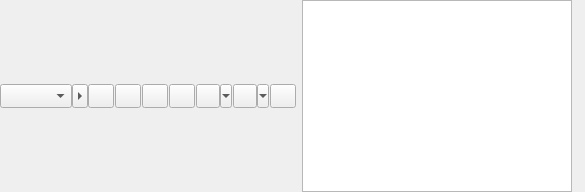
The window that src/qtui/inputwidget.ui (digitalcircuit/quassel) describes before a commit, drawn with Qt 5.
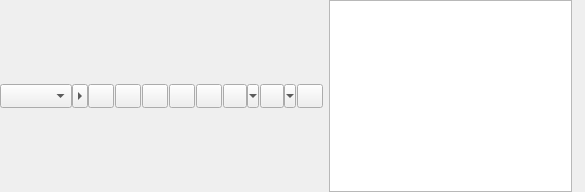
The same window after the commit. Icons and pictures are not drawn. Custom widgets are drawn as their Qt base class.

Commit message:
WIP Monospace support, need help UiStyle!
This almost works, but UiStyle::FormatType is all out of space.

How to fix?

TODO: Add icons, too

Diff of the .ui file:
```diff
--- a/src/qtui/inputwidget.ui
+++ b/src/qtui/inputwidget.ui
@@ -317,6 +317,49 @@
            </property>
           </widget>
          </item>
+         <item>
+          <widget class="QToolButton" name="monospaceButton">
+           <property name="enabled">
+            <bool>true</bool>
+           </property>
+           <property name="sizePolicy">
+            <sizepolicy hsizetype="Fixed" vsizetype="Maximum">
+             <horstretch>0</horstretch>
+             <verstretch>0</verstretch>
+            </sizepolicy>
+           </property>
+           <property name="minimumSize">
+            <size>
+             <width>26</width>
+             <height>24</height>
+            </size>
+           </property>
+           <property name="maximumSize">
+            <size>
+             <width>16777215</width>
+             <height>16777215</height>
+            </size>
+           </property>
+           <property name="toolTip">
+            <string>Monospace</string>
+           </property>
+           <property name="text">
+            <string/>
+           </property>
+           <property name="iconSize">
+            <size>
+             <width>16</width>
+             <height>16</height>
+            </size>
+           </property>
+           <property name="checkable">
+            <bool>true</bool>
+           </property>
+           <property name="checked">
+            <bool>false</bool>
+           </property>
+          </widget>
+         </item>
          <item>
           <widget class="QToolButton" name="textcolorButton">
            <property name="sizePolicy">
```
The commit also changes 10 other files.
